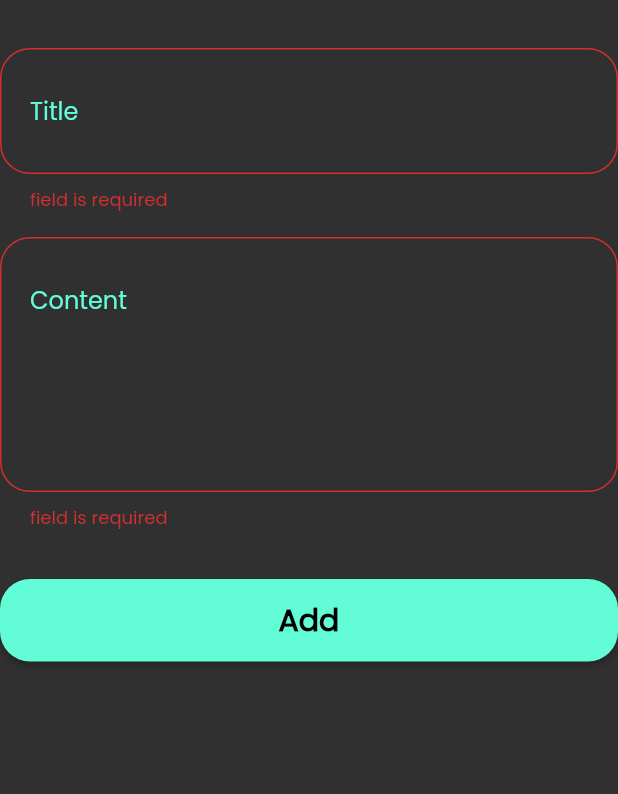
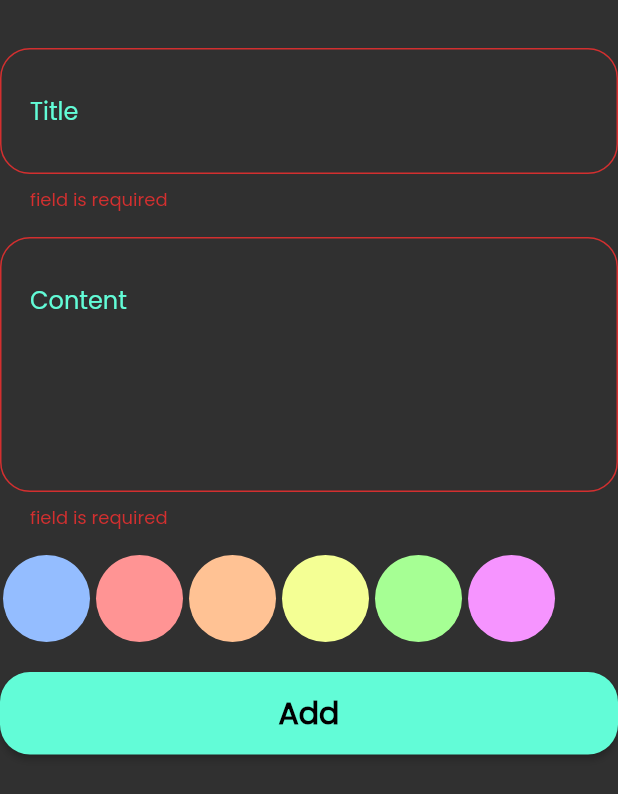
Before and after one commit to AYHM13x/notes_app, a Flutter app: the AddNoteForm widget shown alone on an empty page, opened directly, after a tap on "Add", on a phone screen of 412 x 824 dp. Shown: the top 794 px of the screen. Run offline on Flutter 3.47's test engine with Material 2 defaults, Android fonts, the phone set to English and light mode, and no system bars; our stand-ins replace bloc, flutter_bloc, font_awesome_flutter, hive, hive_flutter; accounts and stored records are empty.

Commit message:
enchance add note sheet part one

```diff
--- a/lib/views/widgets/add_note_form.dart
+++ b/lib/views/widgets/add_note_form.dart
@@ -5,6 +5,7 @@ import "dart:math";
 import 'package:notes_app/cubits/add_note_cubit/add_note_cubit.dart';
 import 'package:notes_app/models/note_model.dart';
 import 'package:notes_app/views/widgets/custom_widgets/custom_button.dart';
+import 'package:notes_app/views/widgets/custom_widgets/color_item.dart';
 import 'package:notes_app/views/widgets/custom_widgets/custom_text_field.dart';
 
 class AddNoteForm extends StatefulWidget {
@@ -22,8 +23,21 @@ class _AddNoteFormState extends State<AddNoteForm> {
   AutovalidateMode validate = AutovalidateMode.disabled;
 
   String? title, content;
-  final int choosedColor =
-      kColorListOfNotes[Random().nextInt(kColorListOfNotes.length)];
+  int? choosedColor;
+  void validation() {
+    if (formKey.currentState!.validate()) {
+      formKey.currentState!.save();
+      NoteModel note = NoteModel(
+          title: title,
+          content: content,
+          dateTime: DateTime.now().toString(),
+          color: choosedColor ?? Colors.grey.value);
+      BlocProvider.of<AddNoteCubit>(context).addNote(note);
+    } else {
+      validate = AutovalidateMode.always;
+      setState(() {});
+    }
+  }
 
   @override
   Widget build(BuildContext context) {
@@ -52,27 +66,33 @@ class _AddNoteFormState extends State<AddNoteForm> {
             },
           ),
           const SizedBox(
-            height: 32,
+            height: 16,
+          ),
+          SizedBox(
+            height: 58,
+            child: ListView.builder(
+              scrollDirection: Axis.horizontal,
+              itemCount: kColorListOfNotes.length,
+              itemExtent: 62,
+              itemBuilder: (content, index) {
+                return ColorItem(
+                  color: kColorListOfNotes[index],
+                  onTap: () {
+                    choosedColor = kColorListOfNotes[index];
+                  },
+                );
+              },
+            ),
+          ),
+          const SizedBox(
+            height: 20,
           ),
           BlocBuilder<AddNoteCubit, AddNoteState>(
             builder: (context, state) {
               return CustomNormalButton(
                 isLoading: state is AddNoteLoading ? true : false,
                 text: "Add",
-                onPressed: () {
-                  if (formKey.currentState!.validate()) {
-                    formKey.currentState!.save();
-                    NoteModel note = NoteModel(
-                        title: title,
-                        content: content,
-                        dateTime: DateTime.now().toString(),
-                        color: choosedColor);
-                    BlocProvider.of<AddNoteCubit>(context).addNote(note);
-                  } else {
-                    validate = AutovalidateMode.always;
-                    setState(() {});
-                  }
-                },
+                onPressed: validation,
               );
             },
           ),
--- /dev/null
+++ b/lib/views/widgets/custom_widgets/color_item.dart
@@ -0,0 +1,22 @@
+import 'package:flutter/material.dart';
+import 'package:notes_app/constants.dart';
+
+class ColorItem extends StatelessWidget {
+  const ColorItem({
+    super.key,
+    required this.color,
+    required this.onTap,
+  });
+  final int color;
+  final Function() onTap;
+  @override
+  Widget build(BuildContext context) {
+    return GestureDetector(
+      onTap: onTap,
+      child: CircleAvatar(
+        backgroundColor: Color(color),
+        radius: 29,
+      ),
+    );
+  }
+}
```
Also changed, not shown: lib/cache_file.txt (+83 -1 lines).
